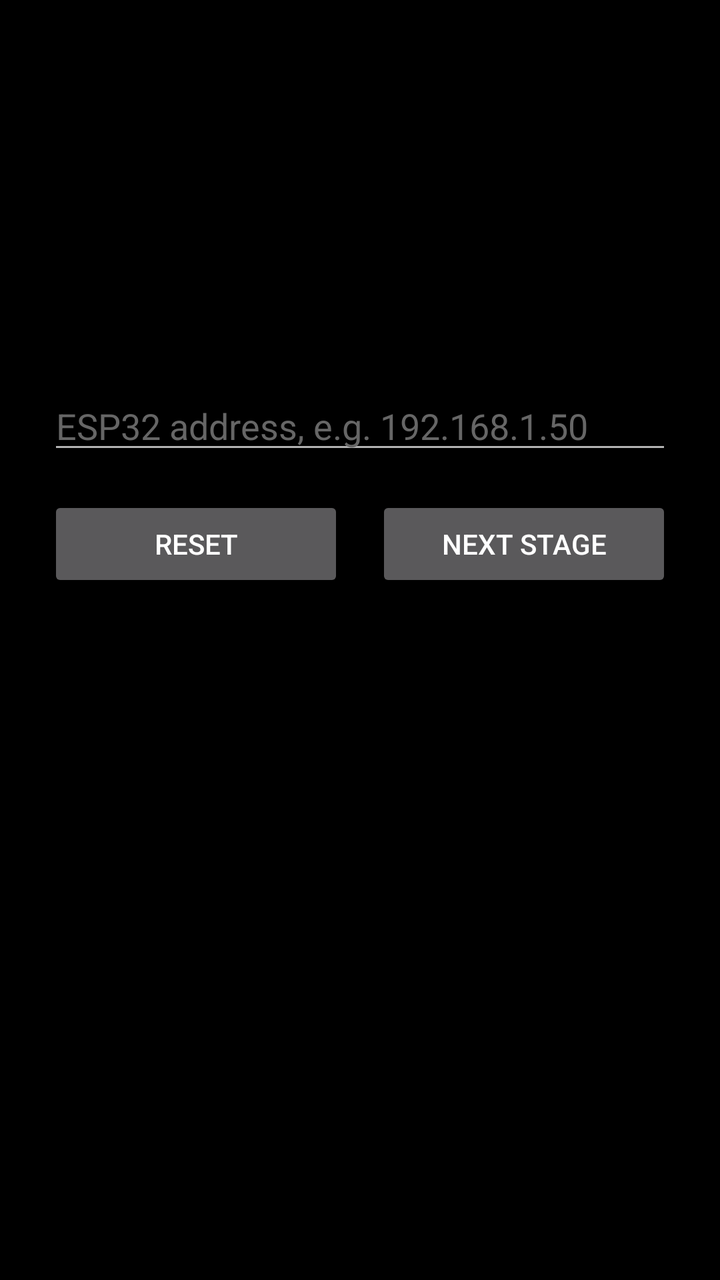
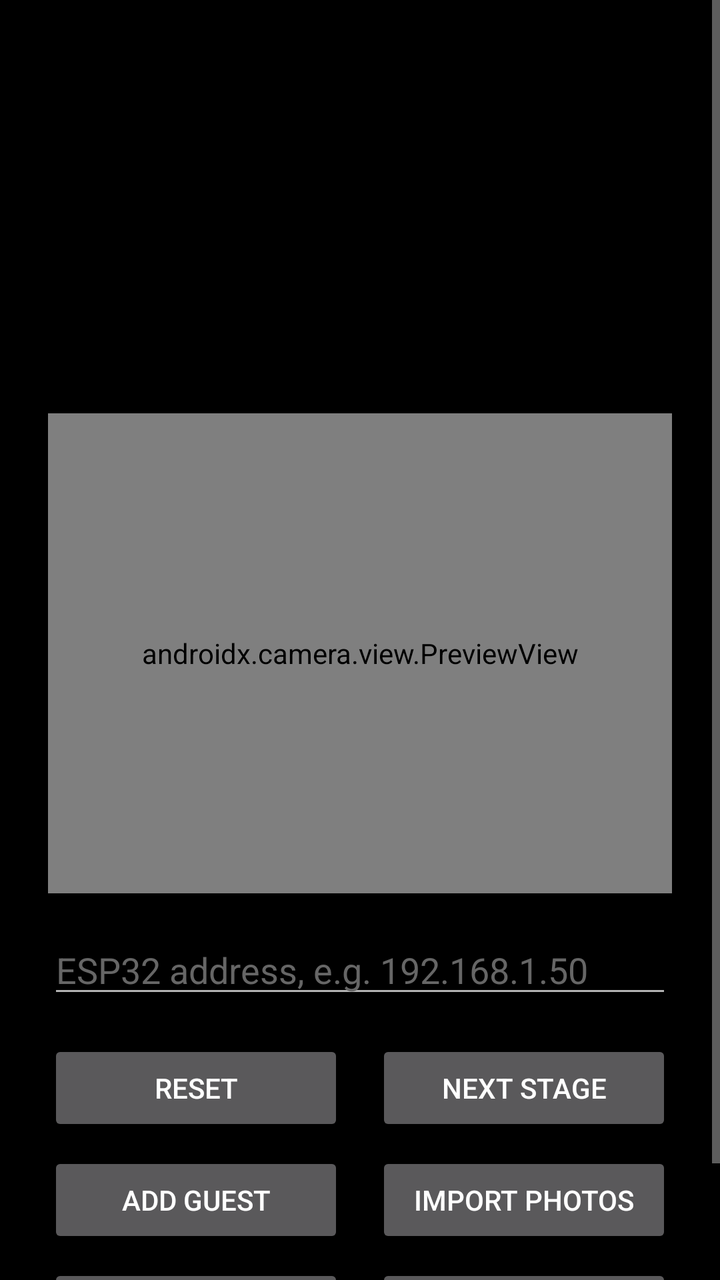

Screens rendered from an Android XML layout before and after an edit, with the pre-edit source and the edit as a unified diff.
<!-- AndroidManifest.xml: application theme android:Theme.Material.NoActionBar.Fullscreen -->
<!-- res/layout/activity_main.xml -->
<?xml version="1.0" encoding="utf-8"?>
<LinearLayout xmlns:android="http://schemas.android.com/apk/res/android"
    android:layout_width="match_parent"
    android:layout_height="match_parent"
    android:background="#000000"
    android:orientation="vertical"
    android:padding="24dp">

    <TextView
        android:id="@+id/stageText"
        android:layout_width="match_parent"
        android:layout_height="wrap_content"
        android:textColor="#B00000"
        android:textSize="32sp"
        android:textStyle="bold" />

    <TextView
        android:id="@+id/listenText"
        android:layout_width="match_parent"
        android:layout_height="wrap_content"
        android:layout_marginTop="16dp"
        android:textColor="#CCCCCC"
        android:textSize="18sp" />

    <TextView
        android:id="@+id/heardText"
        android:layout_width="match_parent"
        android:layout_height="wrap_content"
        android:layout_marginTop="8dp"
        android:textColor="#888888"
        android:textSize="16sp" />

    <TextView
        android:id="@+id/espText"
        android:layout_width="match_parent"
        android:layout_height="wrap_content"
        android:layout_marginTop="8dp"
        android:textColor="#888888"
        android:textSize="16sp" />

    <EditText
        android:id="@+id/addressInput"
        android:layout_width="match_parent"
        android:layout_height="wrap_content"
        android:layout_marginTop="24dp"
        android:hint="ESP32 address, e.g. 192.168.1.50"
        android:imeOptions="actionDone"
        android:inputType="textUri"
        android:singleLine="true"
        android:textColor="#FFFFFF"
        android:textColorHint="#666666" />

    <LinearLayout
        android:layout_width="match_parent"
        android:layout_height="wrap_content"
        android:layout_marginTop="16dp"
        android:orientation="horizontal">

        <Button
            android:id="@+id/resetButton"
            android:layout_width="0dp"
            android:layout_height="wrap_content"
            android:layout_weight="1"
            android:text="Reset" />

        <Button
            android:id="@+id/nextButton"
            android:layout_width="0dp"
            android:layout_height="wrap_content"
            android:layout_marginStart="16dp"
            android:layout_weight="1"
            android:text="Next stage" />
    </LinearLayout>
</LinearLayout>
<!-- resources referenced by this layout -->
<resources>

</resources>

<!-- the commit's change to res/layout/activity_main.xml (unified diff, before → after) -->
@@ -1,74 +1,137 @@
 <?xml version="1.0" encoding="utf-8"?>
-<LinearLayout xmlns:android="http://schemas.android.com/apk/res/android"
+<ScrollView xmlns:android="http://schemas.android.com/apk/res/android"
     android:layout_width="match_parent"
     android:layout_height="match_parent"
-    android:background="#000000"
-    android:orientation="vertical"
-    android:padding="24dp">
-
-    <TextView
-        android:id="@+id/stageText"
-        android:layout_width="match_parent"
-        android:layout_height="wrap_content"
-        android:textColor="#B00000"
-        android:textSize="32sp"
-        android:textStyle="bold" />
-
-    <TextView
-        android:id="@+id/listenText"
-        android:layout_width="match_parent"
-        android:layout_height="wrap_content"
-        android:layout_marginTop="16dp"
-        android:textColor="#CCCCCC"
-        android:textSize="18sp" />
-
-    <TextView
-        android:id="@+id/heardText"
-        android:layout_width="match_parent"
-        android:layout_height="wrap_content"
-        android:layout_marginTop="8dp"
-        android:textColor="#888888"
-        android:textSize="16sp" />
-
-    <TextView
-        android:id="@+id/espText"
-        android:layout_width="match_parent"
-        android:layout_height="wrap_content"
-        android:layout_marginTop="8dp"
-        android:textColor="#888888"
-        android:textSize="16sp" />
-
-    <EditText
-        android:id="@+id/addressInput"
-        android:layout_width="match_parent"
-        android:layout_height="wrap_content"
-        android:layout_marginTop="24dp"
-        android:hint="ESP32 address, e.g. 192.168.1.50"
-        android:imeOptions="actionDone"
-        android:inputType="textUri"
-        android:singleLine="true"
-        android:textColor="#FFFFFF"
-        android:textColorHint="#666666" />
+    android:background="#000000">
 
     <LinearLayout
         android:layout_width="match_parent"
         android:layout_height="wrap_content"
-        android:layout_marginTop="16dp"
-        android:orientation="horizontal">
+        android:orientation="vertical"
+        android:padding="24dp">
 
-        <Button
-            android:id="@+id/resetButton"
-            android:layout_width="0dp"
+        <TextView
+            android:id="@+id/stageText"
+            android:layout_width="match_parent"
             android:layout_height="wrap_content"
-            android:layout_weight="1"
-            android:text="Reset" />
+            android:textColor="#B00000"
+            android:textSize="28sp"
+            android:textStyle="bold" />
 
-        <Button
-            android:id="@+id/nextButton"
-            android:layout_width="0dp"
+        <TextView
+            android:id="@+id/listenText"
+            android:layout_width="match_parent"
             android:layout_height="wrap_content"
-            android:layout_marginStart="16dp"
-            android:layout_weight="1"
-            android:text="Next stage" />
+            android:layout_marginTop="16dp"
+            android:textColor="#CCCCCC"
+            android:textSize="18sp" />
+
+        <TextView
+            android:id="@+id/heardText"
+            android:layout_width="match_parent"
+            android:layout_height="wrap_content"
+            android:layout_marginTop="8dp"
+            android:textColor="#888888"
+            android:textSize="16sp" />
+
+        <TextView
+            android:id="@+id/faceText"
+            android:layout_width="match_parent"
+            android:layout_height="wrap_content"
+            android:layout_marginTop="8dp"
+            android:textColor="#888888"
+            android:textSize="16sp" />
+
+        <TextView
+            android:id="@+id/espText"
+            android:layout_width="match_parent"
+            android:layout_height="wrap_content"
+            android:layout_marginTop="8dp"
+            android:textColor="#888888"
+            android:textSize="16sp" />
+
+        <androidx.camera.view.PreviewView
+            android:id="@+id/preview"
+            android:layout_width="match_parent"
+            android:layout_height="240dp"
+            android:layout_marginTop="16dp" />
+
+        <EditText
+            android:id="@+id/addressInput"
+            android:layout_width="match_parent"
+            android:layout_height="wrap_content"
+            android:layout_marginTop="16dp"
+            android:hint="ESP32 address, e.g. 192.168.1.50"
+            android:imeOptions="actionDone"
+            android:inputType="textUri"
+            android:singleLine="true"
+            android:textColor="#FFFFFF"
+            android:textColorHint="#666666" />
+
+        <LinearLayout
+            android:layout_width="match_parent"
+            android:layout_height="wrap_content"
+            android:layout_marginTop="16dp"
+            android:orientation="horizontal">
+
+            <Button
+                android:id="@+id/resetButton"
+                android:layout_width="0dp"
+                android:layout_height="wrap_content"
+                android:layout_weight="1"
+                android:text="Reset" />
+
+            <Button
+                android:id="@+id/nextButton"
+                android:layout_width="0dp"
+                android:layout_height="wrap_content"
+                android:layout_marginStart="16dp"
+                android:layout_weight="1"
+                android:text="Next stage" />
+        </LinearLayout>
+
+        <LinearLayout
+            android:layout_width="match_parent"
+            android:layout_height="wrap_content"
+            android:layout_marginTop="8dp"
+            android:orientation="horizontal">
+
+            <Button
+                android:id="@+id/addGuestButton"
+                android:layout_width="0dp"
+                android:layout_height="wrap_content"
+                android:layout_weight="1"
+                android:text="Add guest" />
+
+            <Button
+                android:id="@+id/importButton"
+                android:layout_width="0dp"
+                android:layout_height="wrap_content"
+                android:layout_marginStart="16dp"
+                android:layout_weight="1"
+                android:text="Import photos" />
+        </LinearLayout>
+
+        <LinearLayout
+            android:layout_width="match_parent"
+            android:layout_height="wrap_content"
+            android:layout_marginTop="8dp"
+            android:orientation="horizontal">
+
+            <Button
+                android:id="@+id/guestsButton"
+                android:layout_width="0dp"
+                android:layout_height="wrap_content"
+                android:layout_weight="1"
+                android:text="Guests" />
+
+            <Button
+                android:id="@+id/settingsButton"
+                android:layout_width="0dp"
+                android:layout_height="wrap_content"
+                android:layout_marginStart="16dp"
+                android:layout_weight="1"
+                android:text="Settings" />
+        </LinearLayout>
     </LinearLayout>
-</LinearLayout>
+</ScrollView>
